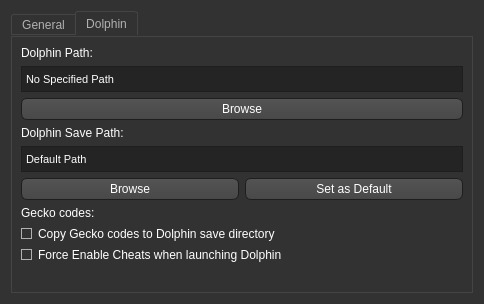
Old version of the form Settings.ui in the repository BenjaminHalko/WiiMusicEditorPlus.
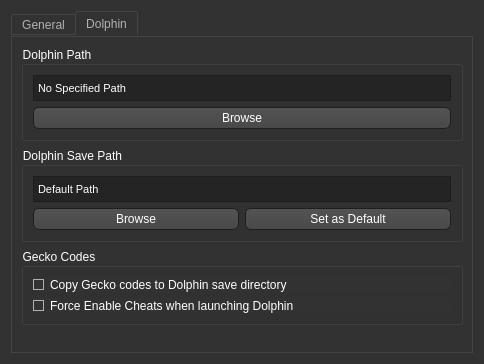
New version of the form. The open tabs and pages were chosen to show the change. Icons and pictures are not drawn.

```diff
--- a/Settings.ui
+++ b/Settings.ui
@@ -10,7 +10,7 @@
     <x>0</x>
     <y>0</y>
     <width>484</width>
-    <height>304</height>
+    <height>328</height>
    </rect>
   </property>
   <property name="windowTitle">
@@ -504,7 +504,13 @@
       </attribute>
       <layout class="QVBoxLayout" name="verticalLayout_3">
        <item>
-        <layout class="QHBoxLayout" name="DefaultRegion">
+        <widget class="QGroupBox" name="Rom">
+         <property name="title">
+          <string>Rom Settings</string>
+         </property>
+         <layout class="QVBoxLayout" name="verticalLayout_8">
+          <item>
+           <layout class="QHBoxLayout" name="Region">
          <item>
           <widget class="QLabel" name="RegionLabel">
            <property name="text">
@@ -557,8 +563,11 @@
          </item>
         </layout>
        </item>
+         </layout>
+        </widget>
+       </item>
        <item>
-        <widget class="QGroupBox" name="groupBox">
+        <widget class="QGroupBox" name="SongEditor">
          <property name="title">
           <string>Song Editor</string>
          </property>
@@ -591,7 +600,11 @@
         </widget>
        </item>
        <item>
-        <layout class="QHBoxLayout" name="Updates">
+        <widget class="QGroupBox" name="Updates">
+         <property name="title">
+          <string>Updates</string>
+         </property>
+         <layout class="QHBoxLayout" name="horizontalLayout">
          <item>
           <widget class="QCheckBox" name="CheckForUpdates">
            <property name="text">
@@ -623,7 +636,14 @@
           </spacer>
          </item>
         </layout>
+        </widget>
        </item>
+       <item>
+        <widget class="QGroupBox" name="Debug">
+         <property name="title">
+          <string>Debug Options</string>
+         </property>
+         <layout class="QVBoxLayout" name="verticalLayout_9">
        <item>
         <widget class="QCheckBox" name="UnsafeMode">
          <property name="enabled">
@@ -634,6 +654,9 @@
          </property>
         </widget>
        </item>
+         </layout>
+        </widget>
+       </item>
        <item>
         <spacer name="General_Spacer">
          <property name="orientation">
@@ -655,12 +678,11 @@
       </attribute>
       <layout class="QVBoxLayout" name="verticalLayout_2">
        <item>
-        <widget class="QLabel" name="DolphinPath_Title">
-         <property name="text">
-          <string>Dolphin Path:</string>
+        <widget class="QGroupBox" name="DolphinPath_Title">
+         <property name="title">
+          <string>Dolphin Path</string>
          </property>
-        </widget>
-       </item>
+         <layout class="QVBoxLayout" name="verticalLayout_5">
        <item>
         <widget class="QLabel" name="DolphinPath_Label">
          <property name="minimumSize">
@@ -712,13 +734,15 @@
          </property>
         </widget>
        </item>
-       <item>
-        <widget class="QLabel" name="DolphinSave_Title">
-         <property name="text">
-          <string>Dolphin Save Path:</string>
-         </property>
+         </layout>
         </widget>
        </item>
+       <item>
+        <widget class="QGroupBox" name="DolphinSave_Title">
+         <property name="title">
+          <string>Dolphin Save Path</string>
+         </property>
+         <layout class="QVBoxLayout" name="verticalLayout_6">
        <item>
         <widget class="QLabel" name="DolphinSave_Label">
          <property name="minimumSize">
@@ -781,13 +805,15 @@
          </item>
         </layout>
        </item>
-       <item>
-        <widget class="QLabel" name="Dolphin_Geckocodes_Title">
-         <property name="text">
-          <string>Gecko codes:</string>
-         </property>
+         </layout>
         </widget>
        </item>
+       <item>
+        <widget class="QGroupBox" name="Dolphin_Geckocodes_Title">
+         <property name="title">
+          <string>Gecko Codes</string>
+         </property>
+         <layout class="QVBoxLayout" name="verticalLayout_7">
        <item>
         <widget class="QCheckBox" name="Dolphon_Geckocodes">
          <property name="text">
@@ -806,6 +832,9 @@
          <property name="checked">
           <bool>true</bool>
          </property>
+           </widget>
+          </item>
+         </layout>
         </widget>
        </item>
        <item>
```
Lines whose indentation alone changed are shown as unchanged.
